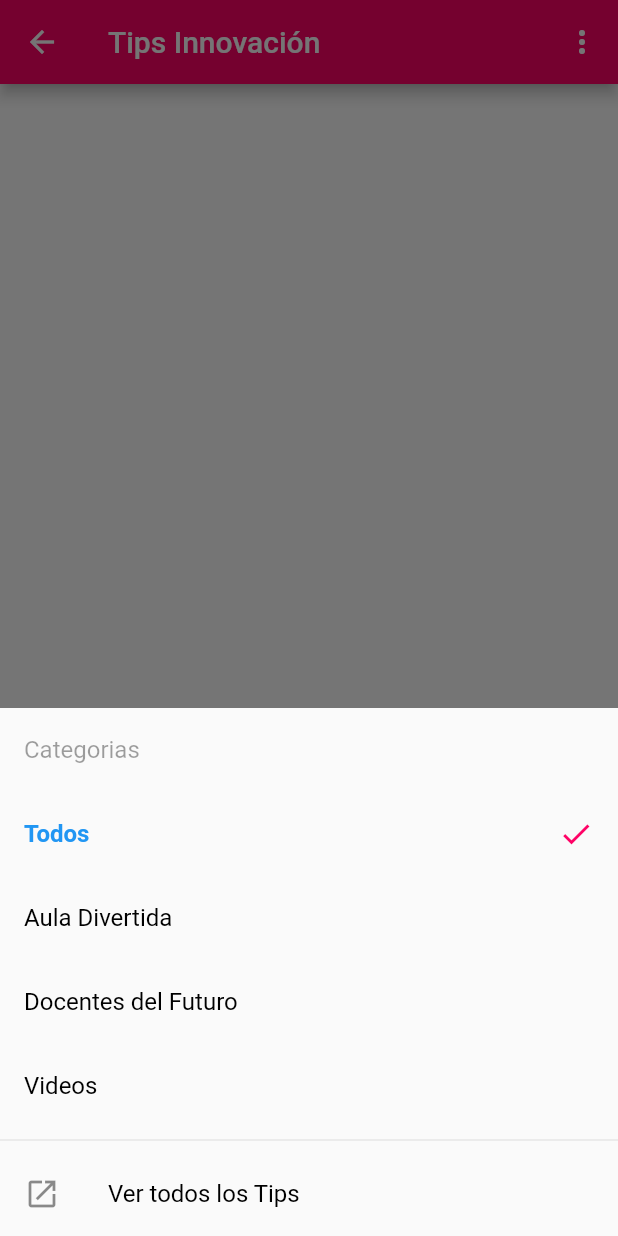
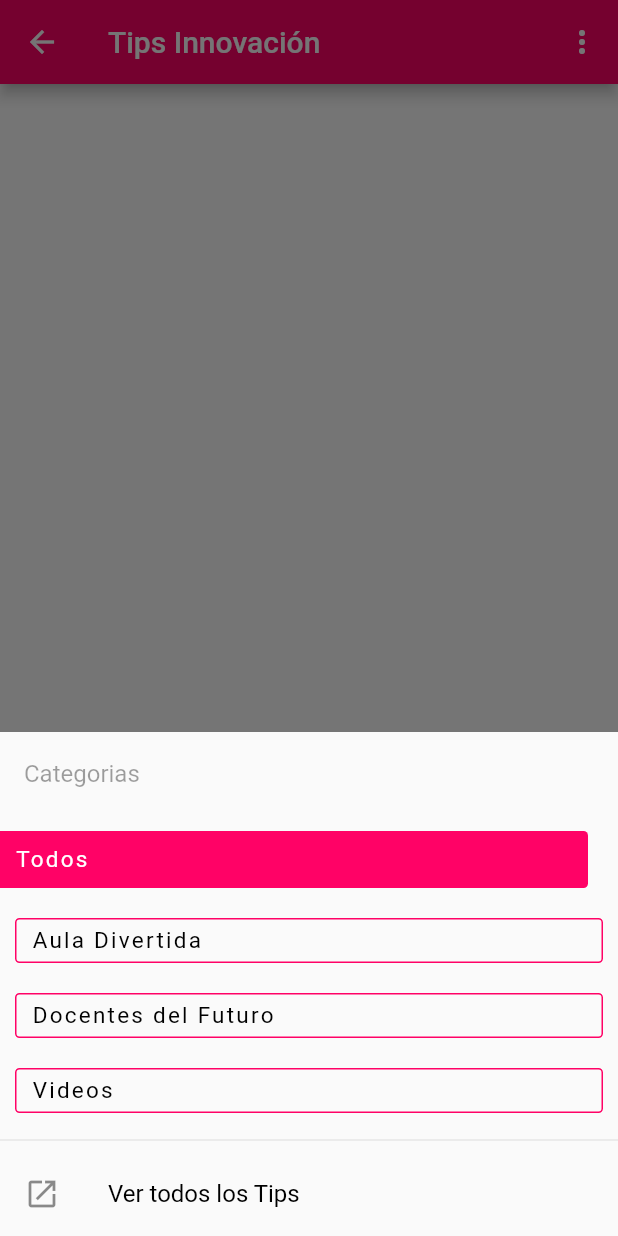
Before and after one commit to jahurtadod/Innovaciondocente-App, a Flutter app: the TipsInnovacionPage screen opened by its route, after a tap on the "more vert" icon, on a phone screen of 412 x 824 dp. Run offline on Flutter 3.47's test engine with Material 2 defaults, Android fonts, the phone set to English and light mode, and no system bars; our stand-ins replace cloud_firestore; accounts and stored records are empty.

Commit message:
feat(options): add style

```diff
--- a/lib/pages/observatorio-edutendencias/tips-innovacion/MediumCard.dart
+++ b/lib/pages/observatorio-edutendencias/tips-innovacion/MediumCard.dart
@@ -36,8 +36,8 @@ class MediumCard extends StatelessWidget {
     return Container(
       margin: const EdgeInsets.only(bottom: 10.0),
       padding: const EdgeInsets.symmetric(
-        vertical: 2.5,
-        horizontal: 5.0,
+        vertical: 5.0,
+        horizontal: 10.0,
       ),
       decoration: BoxDecoration(
         border: Border.all(
--- a/lib/pages/observatorio-edutendencias/tips-innovacion/SmallCard.dart
+++ b/lib/pages/observatorio-edutendencias/tips-innovacion/SmallCard.dart
@@ -67,12 +67,15 @@ class SmallCard extends StatelessWidget {
                   size: 13.0,
                   color: Theme.of(context).primaryColor,
                 ),
-                Text(
-                  tip.tag.toUpperCase(),
-                  style: Theme.of(context)
-                      .textTheme
-                      .overline
-                      .copyWith(color: Theme.of(context).primaryColor),
+                Padding(
+                  padding: const EdgeInsets.only(left: 5.0),
+                  child: Text(
+                    tip.tag.toUpperCase(),
+                    style: Theme.of(context)
+                        .textTheme
+                        .overline
+                        .copyWith(color: Theme.of(context).primaryColor),
+                  ),
                 ),
               ],
             ),
--- a/lib/pages/observatorio-edutendencias/tips-innovacion/tips-innovacion.dart
+++ b/lib/pages/observatorio-edutendencias/tips-innovacion/tips-innovacion.dart
@@ -60,7 +60,7 @@ class _TipsInnovacionPageState extends State<TipsInnovacionPage> {
                 itemBuilder: (BuildContext context, int index) {
                   return Column(
                     children: <Widget>[
-                      (index % 6 == 0)
+                      (index % 4 == 0)
                           ? MediumCard(
                               tip: tips[index],
                               onTap: () {
@@ -100,6 +100,7 @@ class _TipsInnovacionPageState extends State<TipsInnovacionPage> {
           context: context,
           builder: (BuildContext context) {
             return Column(
+              crossAxisAlignment: CrossAxisAlignment.start,
               mainAxisSize: MainAxisSize.min,
               children: <Widget>[
                 ListTile(
@@ -144,7 +145,7 @@ class _TipsInnovacionPageState extends State<TipsInnovacionPage> {
     );
   }
 
-  ListTile _listTile({
+  Widget _listTile({
     @required BuildContext context,
     @required String text,
     @required String tag,
@@ -156,23 +157,80 @@ class _TipsInnovacionPageState extends State<TipsInnovacionPage> {
       Navigator.pop(context);
     };
     return this._tag.contains(tag)
-        ? ListTile(
-            selected: true,
-            trailing: Icon(
-              Icons.check,
-              color: Theme.of(context).primaryColor,
+        // this is selected tile
+        ? _ListTile(
+            text,
+            active: true,
+          )
+        // normal tile
+        : Material(
+            child: InkWell(
+              onTap: fn,
+              child: _ListTile(text),
             ),
-            title: Text(
-              text,
-              style: const TextStyle(fontWeight: FontWeight.bold),
-            ),
-            onTap: fn,
-          )
-        : ListTile(
-            title: Text(text),
-            onTap: fn,
           );
   }
 }
 
-class _SmallCard {}
+class _ListTile extends StatelessWidget {
+  const _ListTile(
+    this.text, {
+    Key key,
+    this.active: false,
+  }) : super(key: key);
+
+  final bool active;
+  final String text;
+
+  @override
+  Widget build(BuildContext context) {
+    // filled tile
+    if (active)
+      return Container(
+        decoration: BoxDecoration(
+          color: Theme.of(context).primaryColor,
+          borderRadius: BorderRadius.only(
+            topRight: Radius.circular(3.0),
+            bottomRight: Radius.circular(3.0),
+          ),
+        ),
+        width: double.infinity,
+        margin: EdgeInsets.fromLTRB(0.0, 10.0, 20.0, 10.0),
+        padding: EdgeInsets.all(10.0),
+        child: Text(
+          text,
+          style: Theme.of(context).textTheme.overline.copyWith(
+                color: Colors.white,
+                fontSize: 15.0,
+              ),
+        ),
+      );
+
+    // build outline tile
+    return Container(
+      decoration: ShapeDecoration(
+        shape: RoundedRectangleBorder(
+          side: BorderSide(
+            color: Theme.of(context).primaryColor,
+            width: 1.0,
+            style: BorderStyle.solid,
+          ),
+          borderRadius: BorderRadius.all(Radius.circular(3.0)),
+        ),
+        // borderRadius: BorderRadius.all(Radius.circular(3.0)),
+      ),
+      width: double.infinity,
+      margin: EdgeInsets.all(10.0),
+      padding: EdgeInsets.symmetric(
+        vertical: 5.0,
+        horizontal: 10.0,
+      ),
+      child: Text(
+        text,
+        style: Theme.of(context).textTheme.overline.copyWith(
+              fontSize: 15.0,
+            ),
+      ),
+    );
+  }
+}
```
